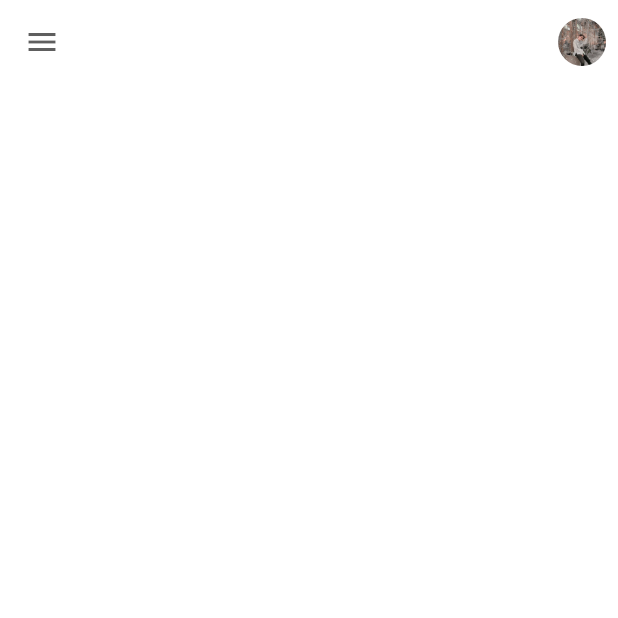
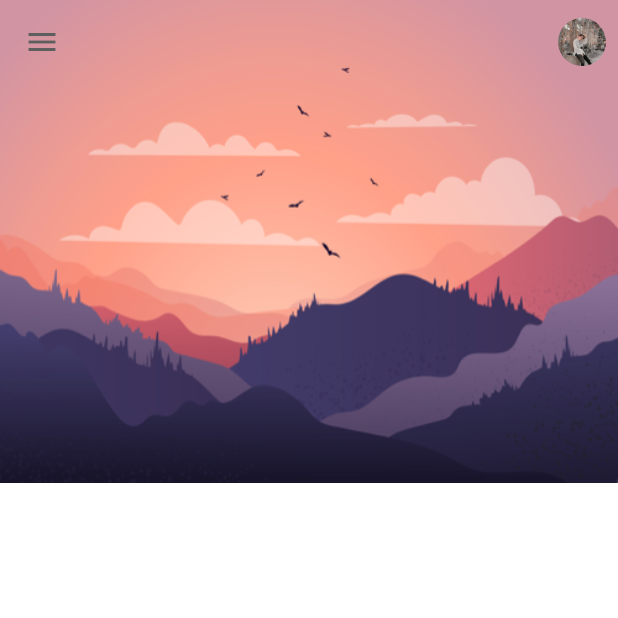
Before and after one commit to JARNBOY/TravelApp_Flutter, a Flutter app: the screen it shows after launch, on a phone screen of 412 x 824 dp, the top half of it. Run offline on Flutter 3.47's test engine with Material 2 defaults, Android fonts, the phone set to English and light mode, and no system bars; our stand-ins replace google_fonts; missing offline and left inert: dart:js.

Commit message:
set extendBodyBehindAppBar,

```diff
--- a/lib/screens/home/components/body_home.dart
+++ b/lib/screens/home/components/body_home.dart
@@ -3,6 +3,10 @@ import 'package:flutter/material.dart';
 class BodyHome extends StatelessWidget {
   @override
   Widget build(BuildContext context) {
-    return Container();
+    return Column(
+      children: [
+        Image.asset("assets/images/Red_Mountains.png"),
+      ],
+    );
   }
 }
--- a/lib/screens/home/home_screen.dart
+++ b/lib/screens/home/home_screen.dart
@@ -8,6 +8,7 @@ class HomeScreen extends StatelessWidget {
   @override
   Widget build(BuildContext context) {
     return Scaffold(
+      extendBodyBehindAppBar: true,
       appBar: homeAppBar(),
       body: BodyHome(),
     );
```
